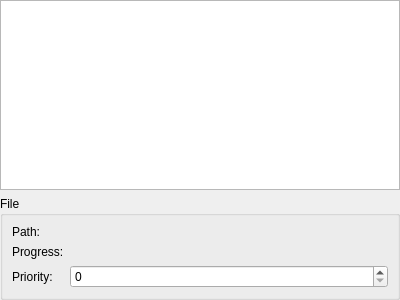
First picture: the form in src/plugins/bittorrent/torrenttabfileswidget.ui, repository 0xd34df00d/leechcraft, before the edit.
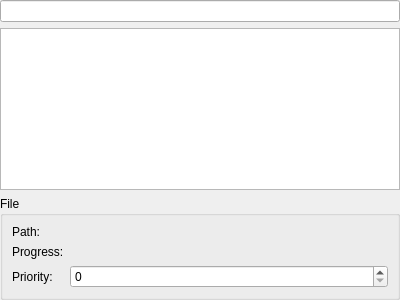
Second picture: the form after the edit.

Commit message: [BT] Exposed search line in UI, closes #1725.

Patch:
```diff
--- a/src/plugins/bittorrent/torrenttabfileswidget.ui
+++ b/src/plugins/bittorrent/torrenttabfileswidget.ui
@@ -17,6 +17,9 @@
    <property name="margin">
     <number>0</number>
    </property>
+   <item>
+    <widget class="QLineEdit" name="SearchLine_"/>
+   </item>
    <item>
     <widget class="QTreeView" name="FilesView_">
      <property name="contextMenuPolicy">
```
The commit also changes 1 other file.
